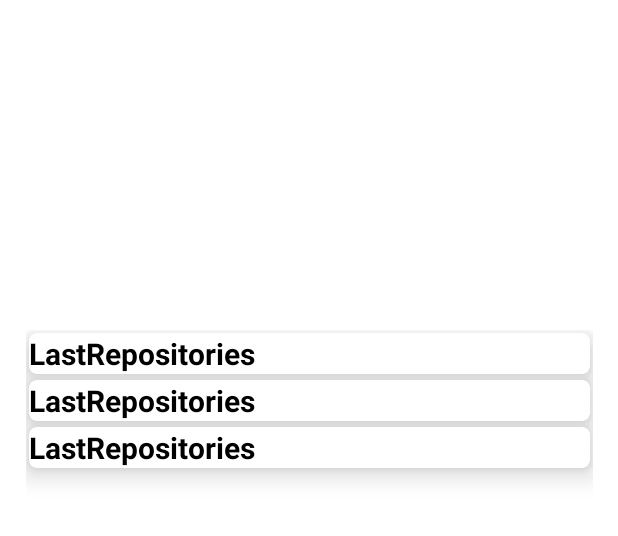
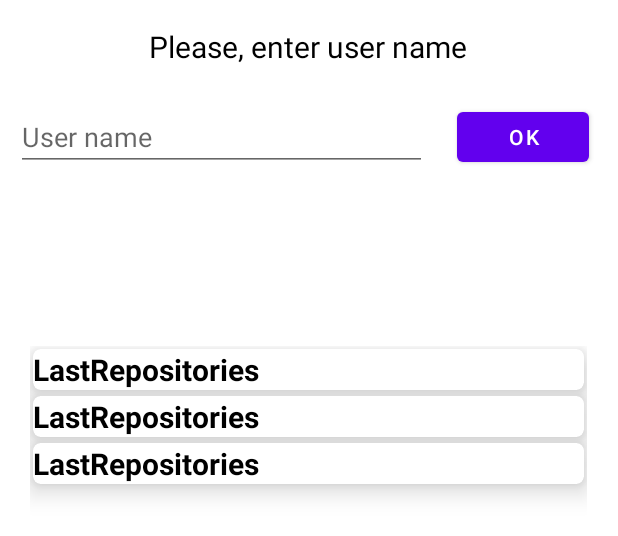
Before and after one commit to PavelKotov123/testRetrofit, an Android app: the layout activity_main.xml on its own in the app's theme, with its tools: preview values and no code run, on a phone screen of 412 x 824 dp. Shown: the top 536 px of the screen. Run offline under Robolectric (Android 15) with nearby library versions, the phone set to English and light mode, and no system bars.

```diff
--- a/app/src/main/java/com/example/testretrofit/MainActivity.kt
+++ b/app/src/main/java/com/example/testretrofit/MainActivity.kt
@@ -17,10 +17,15 @@ class MainActivity : AppCompatActivity() {
     lateinit var mainAdapter: MainAdapter
     lateinit var binding: ActivityMainBinding
 
+
     override fun onCreate(savedInstanceState: Bundle?) {
         super.onCreate(savedInstanceState)
         binding = ActivityMainBinding.inflate(layoutInflater)
         setContentView(binding.root)
+
+//        binding.bSearch.setOnClickListener { onStart() }
+
+
 
     }
 
@@ -37,9 +42,12 @@ class MainActivity : AppCompatActivity() {
             adapter = mainAdapter
         }
     }
-    private fun getDataFromApi(){
 
-        ApiServise.endpoint.getRepos()
+
+
+     private fun getDataFromApi(){
+
+        ApiServise.endpoint.getRepos("KsenyaBol")
             .enqueue(object : Callback<List<MainModel>>{
                 override fun onResponse(
                     call: Call<List<MainModel>>,
@@ -48,7 +56,7 @@ class MainActivity : AppCompatActivity() {
                     if (response.isSuccessful){
                         val result = response.body()
                         showRepos( result!!)
-                        Log.d("gethha", result.toString())
+                        Log.d("MyLog", result.toString())
                     }
                 }
 
@@ -68,4 +76,5 @@ class MainActivity : AppCompatActivity() {
         mainAdapter.setData( result )
     }
 
+
 }
--- a/app/src/main/java/com/example/testretrofit/retrofit/ApiInterface.kt
+++ b/app/src/main/java/com/example/testretrofit/retrofit/ApiInterface.kt
@@ -3,9 +3,10 @@ package com.example.testretrofit.retrofit
 import com.example.testretrofit.MainModel
 import retrofit2.Call
 import retrofit2.http.GET
+import retrofit2.http.Path
 
 interface ApiInterface {
 
-    @GET("users/wt-t/repos")
-    fun getRepos(): Call<List<MainModel>>
+    @GET("users/{name}/repos")
+    fun getRepos(@Path("name") postName: String): Call<List<MainModel>>
 }
--- a/app/src/main/res/layout/activity_main.xml
+++ b/app/src/main/res/layout/activity_main.xml
@@ -8,16 +8,57 @@
 
     <androidx.recyclerview.widget.RecyclerView
         android:id="@+id/recyclerView"
-        android:layout_width="378dp"
-        android:layout_height="604dp"
+        android:layout_width="371dp"
+        android:layout_height="591dp"
         android:layout_marginStart="8dp"
         android:layout_marginEnd="8dp"
         app:layoutManager="androidx.recyclerview.widget.GridLayoutManager"
         app:layout_constraintBottom_toBottomOf="parent"
         app:layout_constraintEnd_toEndOf="parent"
+        app:layout_constraintHorizontal_bias="0.478"
         app:layout_constraintStart_toStartOf="parent"
         app:layout_constraintTop_toTopOf="parent"
-        app:layout_constraintVertical_bias="1.0"
+        app:layout_constraintVertical_bias="0.992"
         app:spanCount="1"
         tools:listitem="@layout/item_repositories" />
+
+    <Button
+        android:id="@+id/bSearch"
+        android:layout_width="wrap_content"
+        android:layout_height="0dp"
+        android:layout_marginStart="20dp"
+        android:text="OK"
+        app:layout_constraintBottom_toBottomOf="@+id/editTextTextPersonName"
+        app:layout_constraintStart_toEndOf="@+id/editTextTextPersonName"
+        app:layout_constraintTop_toTopOf="@+id/editTextTextPersonName"
+        app:layout_constraintVertical_bias="0.0" />
+
+    <TextView
+        android:id="@+id/textView"
+        android:layout_width="wrap_content"
+        android:layout_height="wrap_content"
+        android:text="Please, enter user name"
+        android:textColor="@color/black"
+        android:textSize="20sp"
+        app:layout_constraintBottom_toBottomOf="parent"
+        app:layout_constraintEnd_toEndOf="parent"
+        app:layout_constraintHorizontal_bias="0.498"
+        app:layout_constraintStart_toStartOf="parent"
+        app:layout_constraintTop_toTopOf="parent"
+        app:layout_constraintVertical_bias="0.022" />
+
+    <EditText
+        android:id="@+id/editTextTextPersonName"
+        android:layout_width="274dp"
+        android:layout_height="45dp"
+        android:ems="10"
+        android:hint="User name"
+        android:inputType="textPersonName"
+        app:layout_constraintBottom_toBottomOf="parent"
+        app:layout_constraintEnd_toEndOf="parent"
+        app:layout_constraintHorizontal_bias="0.079"
+        app:layout_constraintStart_toStartOf="parent"
+        app:layout_constraintTop_toTopOf="parent"
+        app:layout_constraintVertical_bias="0.088" />
+
 </androidx.constraintlayout.widget.ConstraintLayout>
```
